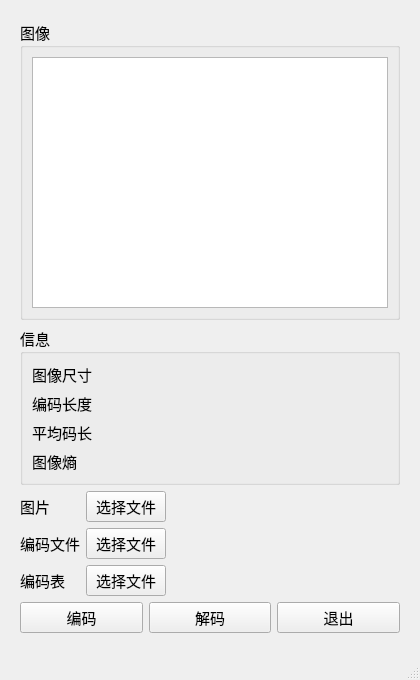
Qt form huffman/src/mainwindow.ui (KSkun/DIP-Experiments) before a commit.
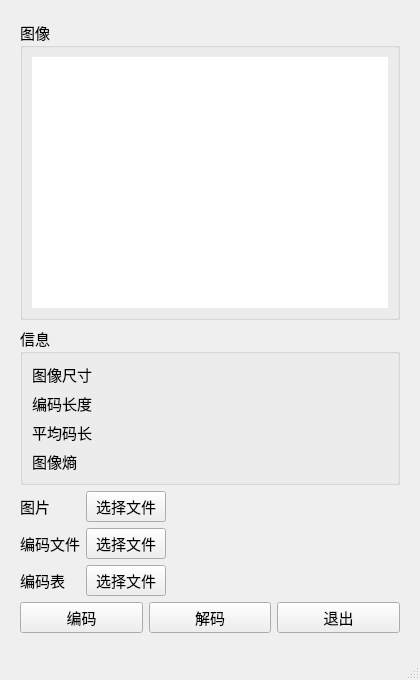
The same form after that commit.

```diff
--- a/huffman/src/mainwindow.ui
+++ b/huffman/src/mainwindow.ui
@@ -10,6 +10,24 @@
     <height>680</height>
    </rect>
   </property>
+  <property name="sizePolicy">
+   <sizepolicy hsizetype="Fixed" vsizetype="Fixed">
+    <horstretch>0</horstretch>
+    <verstretch>0</verstretch>
+   </sizepolicy>
+  </property>
+  <property name="minimumSize">
+   <size>
+    <width>420</width>
+    <height>680</height>
+   </size>
+  </property>
+  <property name="maximumSize">
+   <size>
+    <width>420</width>
+    <height>680</height>
+   </size>
+  </property>
   <property name="font">
    <font>
     <family>微软雅黑</family>
@@ -24,12 +42,12 @@
     <bool>true</bool>
    </property>
    <property name="sizePolicy">
-    <sizepolicy hsizetype="Preferred" vsizetype="Preferred">
+    <sizepolicy hsizetype="Fixed" vsizetype="Fixed">
      <horstretch>0</horstretch>
      <verstretch>0</verstretch>
     </sizepolicy>
    </property>
-   <layout class="QVBoxLayout" name="verticalLayout_3">
+   <layout class="QVBoxLayout" name="verticalLayout_3" stretch="8,3,3">
     <property name="leftMargin">
      <number>20</number>
     </property>
@@ -44,12 +62,40 @@
     </property>
     <item>
      <widget class="QGroupBox" name="boxImage">
+      <property name="sizePolicy">
+       <sizepolicy hsizetype="Preferred" vsizetype="Preferred">
+        <horstretch>0</horstretch>
+        <verstretch>0</verstretch>
+       </sizepolicy>
+      </property>
       <property name="title">
        <string>图像</string>
       </property>
       <layout class="QVBoxLayout" name="verticalLayout">
        <item>
-        <widget class="QGraphicsView" name="viewImage"/>
+        <widget class="QLabel" name="labelImageView">
+         <property name="sizePolicy">
+          <sizepolicy hsizetype="Ignored" vsizetype="Ignored">
+           <horstretch>0</horstretch>
+           <verstretch>0</verstretch>
+          </sizepolicy>
+         </property>
+         <property name="autoFillBackground">
+          <bool>false</bool>
+         </property>
+         <property name="styleSheet">
+          <string notr="true">background-color:rgb(255, 255, 255);</string>
+         </property>
+         <property name="text">
+          <string/>
+         </property>
+         <property name="scaledContents">
+          <bool>false</bool>
+         </property>
+         <property name="alignment">
+          <set>Qt::AlignCenter</set>
+         </property>
+        </widget>
        </item>
       </layout>
      </widget>
```
